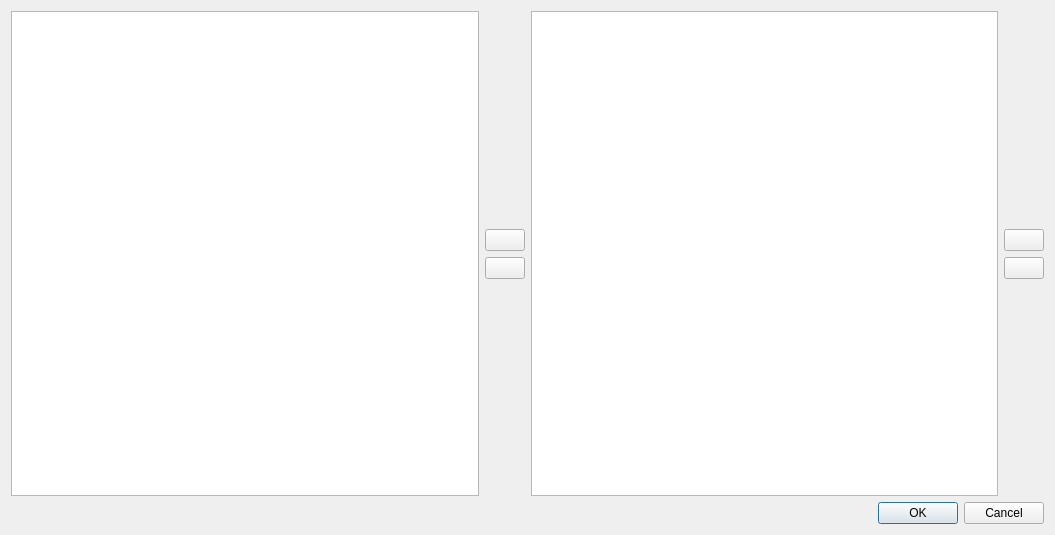
Before: the Qt Designer form interfaces/accept_dialog.ui in RichCake/Kursovoj-proekt-Karpov-313IS, drawn with Qt 5.
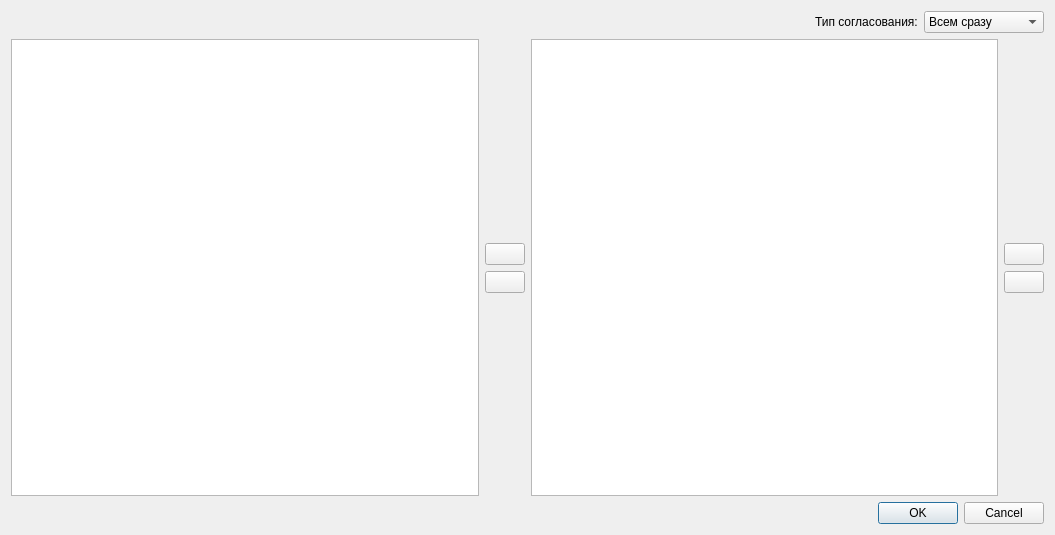
After: the same form once the commit is applied. Icons and pictures are not drawn.

The edit to the form file:
```diff
--- a/interfaces/accept_dialog.ui
+++ b/interfaces/accept_dialog.ui
@@ -14,6 +14,50 @@
    <string>Отправить на согласование</string>
   </property>
   <layout class="QVBoxLayout" name="verticalLayout_2">
+   <item>
+    <layout class="QHBoxLayout" name="horizontalLayout_2">
+     <item>
+      <spacer name="horizontalSpacer">
+       <property name="orientation">
+        <enum>Qt::Orientation::Horizontal</enum>
+       </property>
+       <property name="sizeHint" stdset="0">
+        <size>
+         <width>40</width>
+         <height>20</height>
+        </size>
+       </property>
+      </spacer>
+     </item>
+     <item>
+      <widget class="QLabel" name="label">
+       <property name="text">
+        <string>Тип согласования:</string>
+       </property>
+      </widget>
+     </item>
+     <item>
+      <widget class="QComboBox" name="type_combo_box">
+       <property name="minimumSize">
+        <size>
+         <width>120</width>
+         <height>0</height>
+        </size>
+       </property>
+       <item>
+        <property name="text">
+         <string>Всем сразу</string>
+        </property>
+       </item>
+       <item>
+        <property name="text">
+         <string>По очереди</string>
+        </property>
+       </item>
+      </widget>
+     </item>
+    </layout>
+   </item>
    <item>
     <layout class="QHBoxLayout" name="horizontalLayout">
      <item>
```
